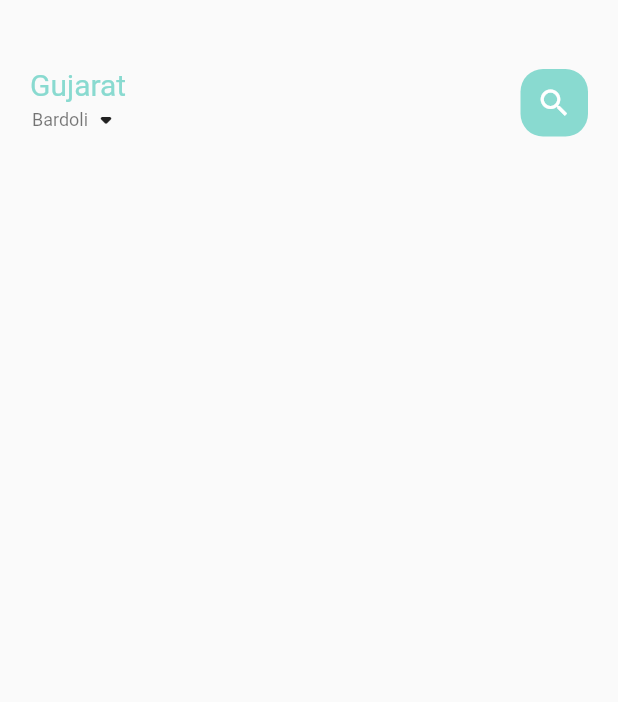
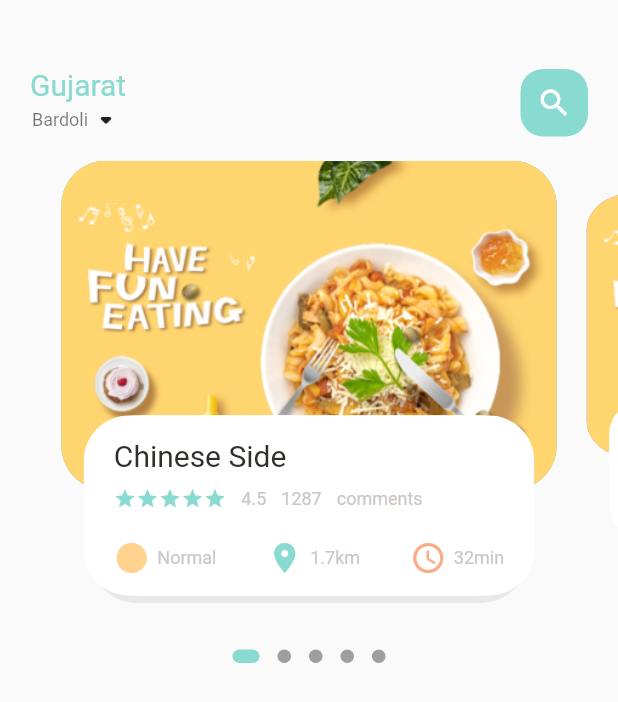
Before and after one commit to 032AbhishekChoksi/food_delivery, a Flutter app: the screen it shows after launch, on a phone screen of 412 x 824 dp. Shown: the top 702 px of the screen. Run offline on Flutter 3.47's test engine with Material 2 defaults, Android fonts, the phone set to English and light mode, and no system bars; drawn by our look-alikes of dots_indicator.

Commit message:
Food Page Slider @ 2022 #032AbhishekChoksi. All rights reserved.

```diff
--- /dev/null
+++ b/lib/home/food_page_body.dart
@@ -0,0 +1,174 @@
+import 'package:dots_indicator/dots_indicator.dart';
+import 'package:flutter/cupertino.dart';
+import 'package:flutter/material.dart';
+import 'package:food_delivery/utils/colors.dart';
+import 'package:food_delivery/widgets/big_text.dart';
+import 'package:food_delivery/widgets/icon_and_text_widget.dart';
+import 'package:food_delivery/widgets/small_text.dart';
+
+class FoodPageBody extends StatefulWidget {
+  FoodPageBody({Key? key}) : super(key: key);
+
+  @override
+  State<FoodPageBody> createState() => _FoodPageBodyState();
+}
+
+class _FoodPageBodyState extends State<FoodPageBody> {
+  PageController pageController = PageController(viewportFraction: 0.85);
+  var _currPageValue = 0.0;
+  double _scaleFactor = 0.8;
+  double _height = 220;
+
+  @override
+  void initState() {
+    super.initState();
+    pageController.addListener(() {
+      setState(() {
+        _currPageValue = pageController.page!;
+        // print("Current value is " + _currPageValue.toString());
+      });
+    });
+  }
+
+  @override
+  void dispose() {
+    super.dispose();
+    pageController.dispose();
+  }
+
+  @override
+  Widget build(BuildContext context) {
+    return Column(
+      children: [
+        Container(
+          height: 320,
+          child: PageView.builder(
+              controller: pageController,
+              itemCount: 5,
+              itemBuilder: (context, position) {
+                return _buildPageItem(position);
+              }),
+        ),
+        new DotsIndicator(
+          dotsCount: 5,
+          position: _currPageValue,
+          decorator: DotsDecorator(
+            activeColor: AppColors.mainColor,
+            size: const Size.square(9.0),
+            activeSize: const Size(18.0, 9.0),
+            activeShape: RoundedRectangleBorder(
+                borderRadius: BorderRadius.circular(5.0)),
+          ),
+        )
+      ],
+    );
+  }
+
+  Widget _buildPageItem(int index) {
+    Matrix4 matrix = new Matrix4.identity();
+    if (index == _currPageValue.floor()) {
+      var currScale = 1 - (_currPageValue - index) * (1 - _scaleFactor);
+      var currTrans = _height * (1 - currScale) / 2;
+      matrix = Matrix4.diagonal3Values(1, currScale, 1)
+        ..setTranslationRaw(0, currTrans, 0);
+    } else if (index == _currPageValue.floor() + 1) {
+      var currScale =
+          _scaleFactor + (_currPageValue - index + 1) * (1 - _scaleFactor);
+      var currTrans = _height * (1 - currScale) / 2;
+      matrix = Matrix4.diagonal3Values(1, currScale, 1)
+        ..setTranslationRaw(0, currTrans, 0);
+    } else if (index == _currPageValue.floor() - 1) {
+      var currScale = 1 - (_currPageValue - index) * (1 - _scaleFactor);
+      var currTrans = _height * (1 - currScale) / 2;
+      matrix = Matrix4.diagonal3Values(1, currScale, 1)
+        ..setTranslationRaw(0, currTrans, 0);
+    } else {
+      var currScale = 0.8;
+      var currTrans = _height * (1 - _scaleFactor) / 2;
+      matrix = Matrix4.diagonal3Values(1, currScale, 1)
+        ..setTranslationRaw(0, currTrans, 0);
+    }
+
+    return Transform(
+      transform: matrix,
+      child: Stack(
+        children: [
+          Container(
+            height: 220,
+            margin: EdgeInsets.only(left: 10, right: 10),
+            decoration: BoxDecoration(
+                borderRadius: BorderRadius.circular(30),
+                color: index.isEven ? Color(0xFF69c5df) : Color(0xFF9294cc),
+                image: DecorationImage(
+                    fit: BoxFit.cover,
+                    image: AssetImage("assets/image/food0.png"))),
+          ),
+          Align(
+            alignment: Alignment.bottomCenter,
+            child: Container(
+              height: 120,
+              margin: EdgeInsets.only(left: 30, right: 30, bottom: 30),
+              decoration: BoxDecoration(
+                  borderRadius: BorderRadius.circular(30),
+                  color: Colors.white,
+                  boxShadow: [
+                    BoxShadow(
+                        color: Color(0xFFe8e8e8),
+                        //blurRadius: 5.0,
+                        offset: Offset(0, 5)),
+                    BoxShadow(color: Colors.white, offset: Offset(-5, 0)),
+                    BoxShadow(color: Colors.white, offset: Offset(5, 0))
+                  ]),
+              child: Container(
+                padding: EdgeInsets.only(top: 15, left: 15, right: 15),
+                child: Column(
+                  crossAxisAlignment: CrossAxisAlignment.start,
+                  children: [
+                    BigText(text: "Chinese Side"),
+                    SizedBox(height: 10),
+                    Row(
+                      children: [
+                        Wrap(
+                          children: List.generate(5, (index) {
+                            return Icon(
+                              Icons.star,
+                              color: AppColors.mainColor,
+                              size: 15,
+                            );
+                          }),
+                        ),
+                        SizedBox(width: 10),
+                        SmallText(text: "4.5"),
+                        SizedBox(width: 10),
+                        SmallText(text: "1287"),
+                        SizedBox(width: 10),
+                        SmallText(text: "comments")
+                      ],
+                    ),
+                    SizedBox(height: 20),
+                    Row(
+                        mainAxisAlignment: MainAxisAlignment.spaceBetween,
+                        children: [
+                          IconAndTextWidget(
+                              icon: Icons.circle_sharp,
+                              text: "Normal",
+                              iconColor: AppColors.iconColor1),
+                          IconAndTextWidget(
+                              icon: Icons.location_on,
+                              text: "1.7km",
+                              iconColor: AppColors.mainColor),
+                          IconAndTextWidget(
+                              icon: Icons.access_time_rounded,
+                              text: "32min",
+                              iconColor: AppColors.iconColor2)
+                        ])
+                  ],
+                ),
+              ),
+            ),
+          )
+        ],
+      ),
+    );
+  }
+}
--- a/lib/home/main_food_page.dart
+++ b/lib/home/main_food_page.dart
@@ -1,5 +1,6 @@
 import 'package:flutter/cupertino.dart';
 import 'package:flutter/material.dart';
+import 'package:food_delivery/home/food_page_body.dart';
 import 'package:food_delivery/utils/colors.dart';
 import 'package:food_delivery/widgets/big_text.dart';
 import 'package:food_delivery/widgets/small_text.dart';
@@ -17,6 +18,7 @@ class _MainFoodPageState extends State<MainFoodPage> {
     return Scaffold(
       body: Column(
         children: [
+          //showing the header
           Container(
             child: Container(
                 margin: EdgeInsets.only(top: 45, bottom: 15),
@@ -51,7 +53,9 @@ class _MainFoodPageState extends State<MainFoodPage> {
                     )
                   ],
                 )),
-          )
+          ),
+          //showing the body
+          FoodPageBody()
         ],
       ),
     );
--- /dev/null
+++ b/lib/widgets/icon_and_text_widget.dart
@@ -0,0 +1,25 @@
+import 'package:flutter/cupertino.dart';
+import 'package:food_delivery/widgets/small_text.dart';
+
+class IconAndTextWidget extends StatelessWidget {
+  final IconData icon;
+  final String text;
+  final Color iconColor;
+  const IconAndTextWidget(
+      {Key? key,
+      required this.icon,
+      required this.text,
+      required this.iconColor})
+      : super(key: key);
+
+  @override
+  Widget build(BuildContext context) {
+    return Row(
+      children: [
+        Icon(icon, color: iconColor),
+        SizedBox(width: 5),
+        SmallText(text: text)
+      ],
+    );
+  }
+}
--- a/pubspec.yaml
+++ b/pubspec.yaml
@@ -29,6 +29,7 @@ environment:
 dependencies:
   flutter:
     sdk: flutter
+  dots_indicator: ^2.1.0
 
 
   # The following adds the Cupertino Icons font to your application.
```
Also changed, not shown: pubspec.lock.
